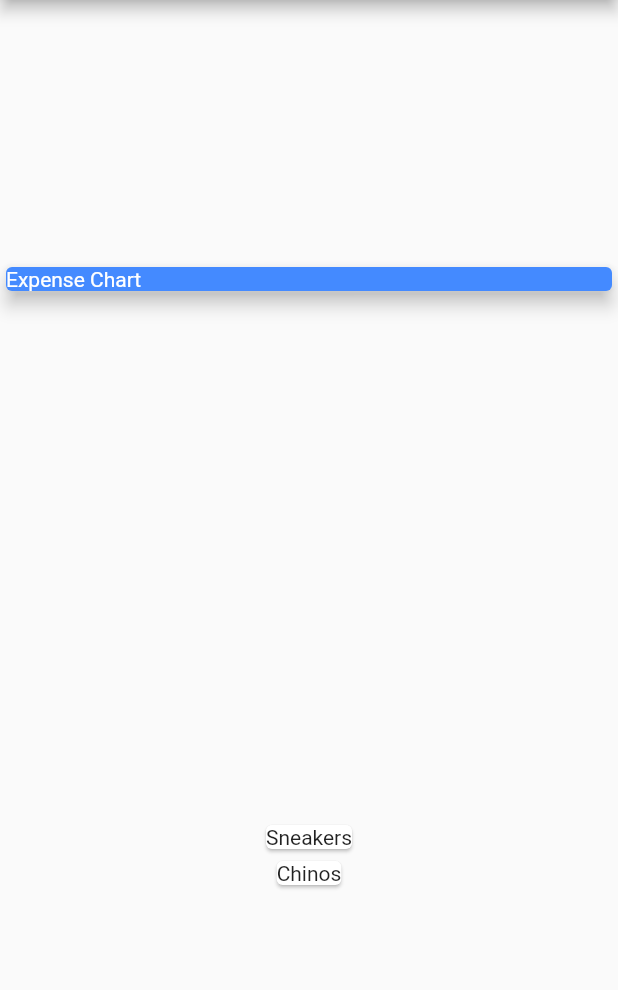
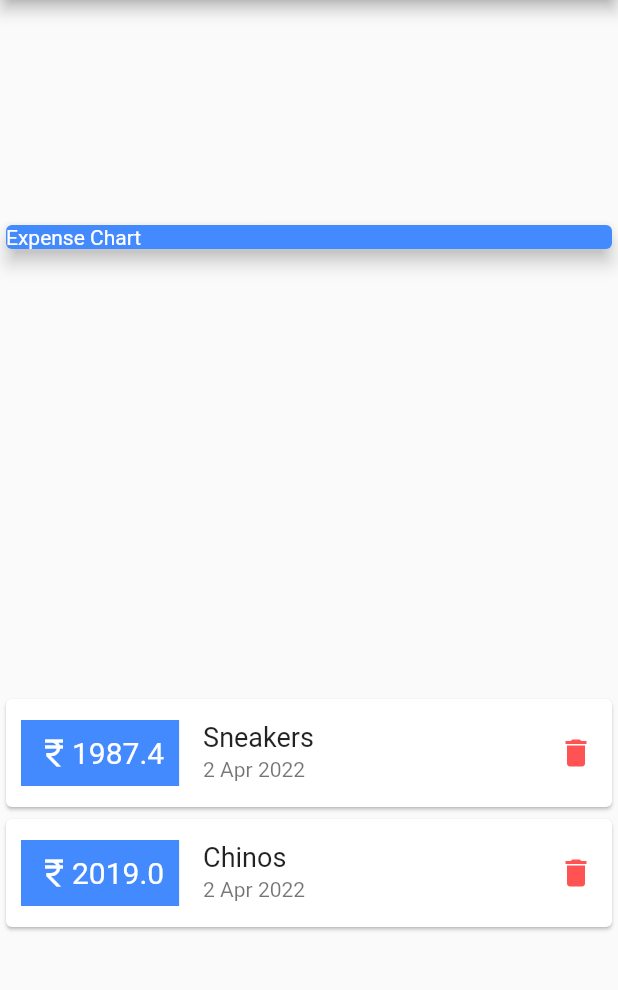
Before and after one commit to ASHWIN776/expense-tracker, a Flutter app: the screen it shows after launch, on a phone screen of 412 x 824 dp, the part 84-1074 px from its top. Run offline on Flutter 3.47's test engine with Material 2 defaults, Android fonts, the phone set to English and light mode, and no system bars.

Commit message:
Styled Card for transactions

```diff
--- a/lib/main.dart
+++ b/lib/main.dart
@@ -13,6 +13,9 @@ class MyHomePage extends StatelessWidget {
     Transaction(id: 't1', title: 'Sneakers', cost: 1987.4, date: DateTime.now()),
     Transaction(id: 't2', title: 'Chinos', cost: 2019, date: DateTime.now())
   ];
+
+  final months = ["Jan", "Feb", "Mar", "Apr", "May", "Jun", "Jul", "Aug", "Sep", "Oct", "Nov",
+  "Dec"];
 
   @override
   Widget build(BuildContext context) {
@@ -40,7 +43,50 @@ class MyHomePage extends StatelessWidget {
           ),
           Column(
             children: transactions.map(
-              (t) => Card(child: Text(t.title))
+              (t) => Card(
+                  child: Row(
+                    children: [
+                      Container(
+                        margin: EdgeInsets.only(left: 10.0),
+                        padding: EdgeInsets.all(10.0),
+                        color: Colors.blueAccent,
+                        child: Row(
+                          children: [
+                            Icon(
+                              Icons.currency_rupee,
+                              color: Colors.white,
+                            ),
+                            Text(
+                              "${t.cost}",
+                              style: TextStyle(
+                                  fontSize: 20.0,
+                                  color: Colors.white
+                              ),
+                            )
+                          ],
+                        )
+                      ),
+                      Expanded(
+                          child: ListTile(
+                            title: Text(
+                                t.title,
+                              style: TextStyle(
+                                fontSize: 18.0,
+                              ),
+                            ),
+                            subtitle: Text("${t.date.day} ${months[t.date.month - 1]} ${t.date.year}"),
+                          )
+                      ),
+                      IconButton(
+                          onPressed: (){print("Deleted");},
+                          icon: Icon(
+                              Icons.delete,
+                              color: Colors.redAccent,
+                          )
+                      )
+                    ],
+                  )
+              )
             ).toList(),
           )
         ],
```
